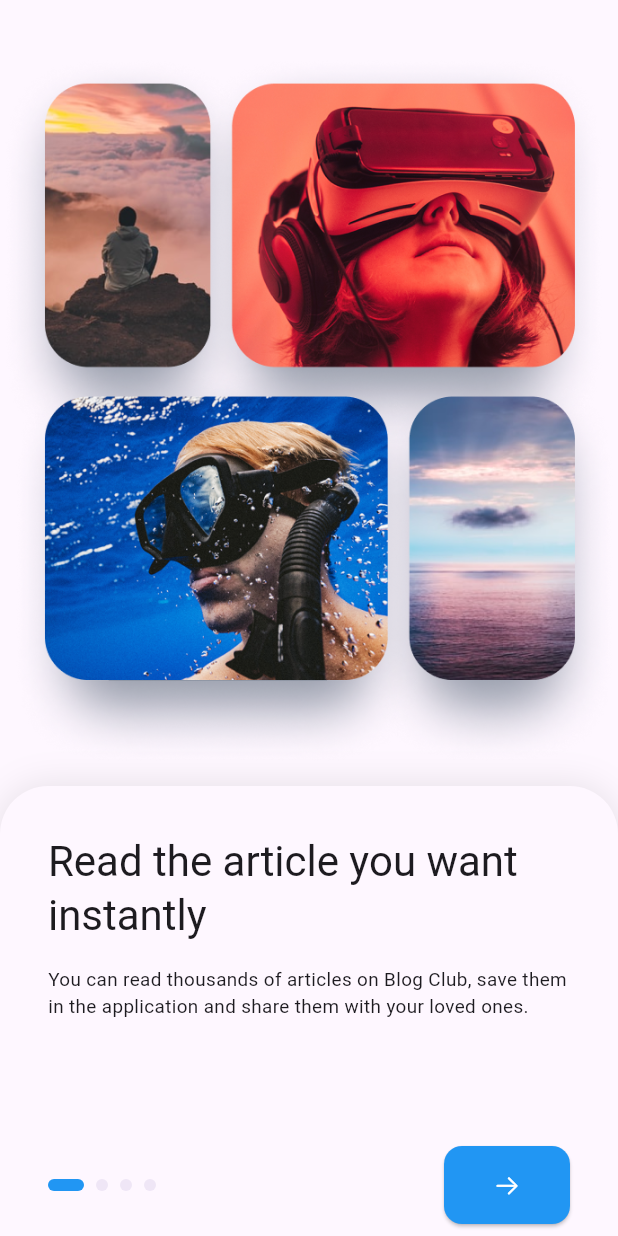
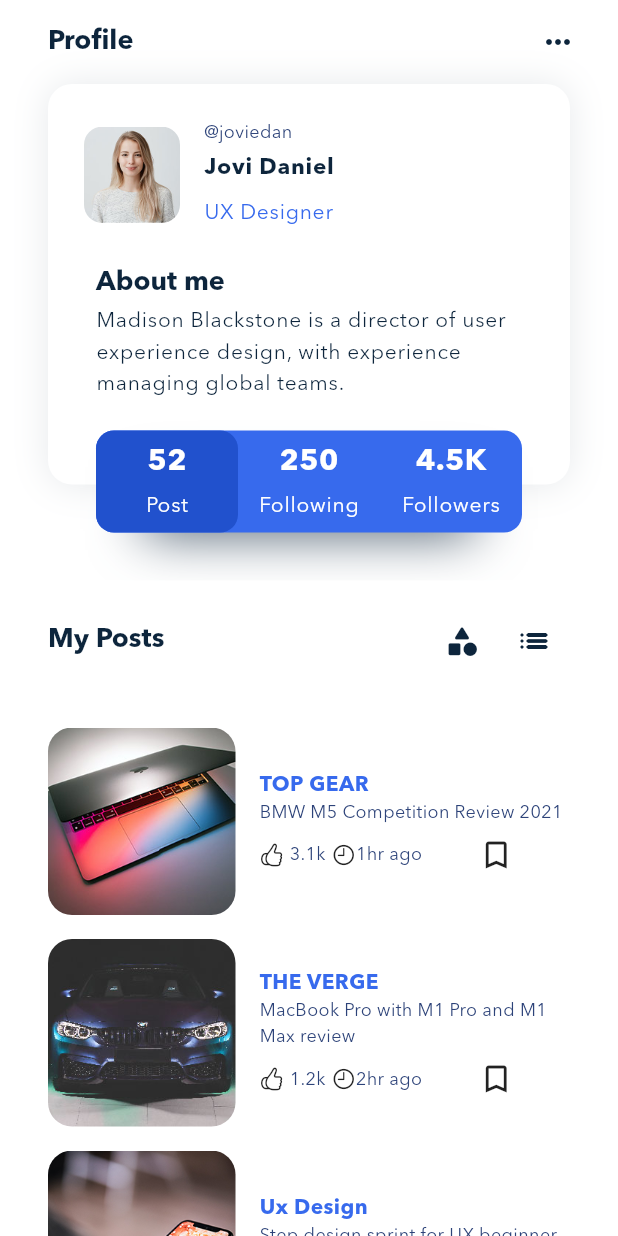
Before and after one commit to AmirhosseinBaghi/blog-club, a Flutter app: the screen it shows after launch, on a phone screen of 412 x 824 dp. Run offline on Flutter 3.47's test engine with Material 3 defaults, Android fonts, the phone set to English and light mode, and no system bars; drawn by our look-alikes of smooth_page_indicator; our stand-ins replace flutter_svg.

Commit message:
articleScreen and profileScreen and fix problems

```diff
--- a/lib/homepage.dart
+++ b/lib/homepage.dart
@@ -10,8 +10,9 @@ class MyHomeScreen extends StatelessWidget {
   Widget build(BuildContext context) {
     final stories = AppDatabase.stories;
     final category = AppDatabase.categories;
+    final post = AppDatabase.posts;
     return Scaffold(
-      bottomNavigationBar: bottomnav(),
+      bottomNavigationBar: const Bottomnav(),
       body: SafeArea(
         child: SingleChildScrollView(
           physics: const BouncingScrollPhysics(),
@@ -85,7 +86,7 @@ class MyHomeScreen extends StatelessWidget {
                 height: 350,
                 child: ListView.builder(
                   scrollDirection: Axis.horizontal,
-                  physics: ClampingScrollPhysics(),
+                  physics: const ClampingScrollPhysics(),
                   itemCount: category.length,
                   itemBuilder: (context, index) {
                     final Category = category[index];
@@ -96,7 +97,30 @@ class MyHomeScreen extends StatelessWidget {
                   },
                 ),
               ),
-              const PostItem(),
+               Row(
+          mainAxisAlignment: MainAxisAlignment.spaceBetween,
+          crossAxisAlignment: CrossAxisAlignment.center,
+          children: [
+            Padding(
+              padding: const EdgeInsets.only(left: 16),
+              child: Text(
+                'Latest News',
+                style: Theme.of(context).textTheme.headlineSmall,
+              ),
+            ),
+            Padding(
+              padding: const EdgeInsets.only(right: 8.0),
+              child: TextButton(
+                  onPressed: () {},
+                  child: const Text(
+                    'more',
+                    style: TextStyle(color: Colors.blue),
+                  )),
+            )
+          ],
+        ),
+              for(var i=0; i<post.length;i++)
+               PostItem(post: post[i] ),
 
             ],
           ),
@@ -177,40 +201,25 @@ class PostImage extends StatelessWidget {
 }
 
 class PostItem extends StatelessWidget {
-  const PostItem({super.key});
+
+   const PostItem({
+    super.key,
+    required this.post,
+  });
+
+  final PostData post;
 
   @override
   Widget build(BuildContext context) {
     final post = AppDatabase.posts;
     return Column(
       children: [
-        Row(
-          mainAxisAlignment: MainAxisAlignment.spaceBetween,
-          crossAxisAlignment: CrossAxisAlignment.center,
-          children: [
-            Padding(
-              padding: const EdgeInsets.only(left: 16),
-              child: Text(
-                'Latest News',
-                style: Theme.of(context).textTheme.headlineSmall,
-              ),
-            ),
-            Padding(
-              padding: const EdgeInsets.only(right: 8.0),
-              child: TextButton(
-                  onPressed: () {},
-                  child: Text(
-                    'more',
-                    style: TextStyle(color: Colors.blue),
-                  )),
-            )
-          ],
-        ),
-        SizedBox(
+
+        const SizedBox(
           height: 10,
         ),
         ListView.builder(
-          physics: ClampingScrollPhysics(),
+          physics: const ClampingScrollPhysics(),
           scrollDirection: Axis.vertical,
           itemExtent: 141,
           shrinkWrap: true,
@@ -218,7 +227,7 @@ class PostItem extends StatelessWidget {
           itemBuilder: (context, index) {
             final Post = post[index];
             return Container(
-              margin: EdgeInsets.fromLTRB(32, 8, 32, 8),
+              margin: const EdgeInsets.fromLTRB(32, 8, 32, 8),
               width: MediaQuery.of(context).size.width,
               height: 149,
               decoration: BoxDecoration(
@@ -230,7 +239,7 @@ class PostItem extends StatelessWidget {
                       borderRadius: BorderRadius.circular(16),
                       child: Image.asset(
                           'assets/img/posts/small/${Post.imageFileName}')),
-                          SizedBox(width: 16,),
+                          const SizedBox(width: 16,),
                     Expanded(
                     child: Column(
                       mainAxisAlignment: MainAxisAlignment.center,
@@ -238,20 +247,20 @@ class PostItem extends StatelessWidget {
                       children: [
                         Text(
                           Post.caption,
-                          style: TextStyle(
+                          style: const TextStyle(
                               fontSize: 14,
                               fontWeight: FontWeight.w700,
                               color: Color(0xff376AED)),
                         ),
                         Text(Post.title),
-                        SizedBox(height: 8,),
+                        const SizedBox(height: 8,),
                         Row(
                           children: [
-                            Icon(CupertinoIcons.hand_thumbsup,size: 16,),
-                            SizedBox(width: 4,),
+                            const Icon(CupertinoIcons.hand_thumbsup,size: 16,),
+                            const SizedBox(width: 4,),
                             Text(Post.likes),
-                            SizedBox(width: 4,),
-                            Icon(CupertinoIcons.clock, size: 16,),
+                            const SizedBox(width: 4,),
+                            const Icon(CupertinoIcons.clock, size: 16,),
                             Text(Post.time),
                             Expanded(child: Icon(Post.isBookmarked? Icons.bookmark: Icons.bookmark_border))
                           ],
--- a/lib/main.dart
+++ b/lib/main.dart
@@ -1,4 +1,6 @@
-import 'package:blog_club/splashscreen.dart';
+
+import 'package:blog_club/profile.dart';
+
 
 import 'package:flutter/material.dart';
 
@@ -15,52 +17,90 @@ class MyApp extends StatelessWidget {
   Widget build(BuildContext context) {
     const primaryTextColor = Color(0xff0D253C);
     const secondaryTextColor = Color(0xff2D4379);
+    const primaryColor = Color(0xff376AED);
+
     return MaterialApp(
       debugShowCheckedModeBanner: false,
       title: 'Flutter Demo',
-      theme: ThemeData(elevatedButtonTheme: const ElevatedButtonThemeData(
-        style: ButtonStyle(
-          iconColor: MaterialStatePropertyAll(Colors.white),
-          backgroundColor: MaterialStatePropertyAll(Colors.blue)
-        )
-      ),
-        primarySwatch: Colors.blue,
-        textTheme: const TextTheme(
-            headlineLarge: TextStyle(
+           theme: ThemeData(
+        textButtonTheme: TextButtonThemeData(
+            style: ButtonStyle(
+                textStyle: MaterialStateProperty.all(const TextStyle(
+          fontSize: 14,
+          fontWeight: FontWeight.w400,
+          fontFamily: defaultFontFamily,
+        )))),
+        colorScheme: const ColorScheme.light(
+            primary: primaryColor,
+            onPrimary: Colors.white,
+            onSurface: primaryTextColor,
+            background: Color(0xffFBFCFF),
+            surface: Colors.white,
+            onBackground: primaryTextColor),
+        appBarTheme: const AppBarTheme(
+          titleSpacing: 32,
+          backgroundColor: Color(0xffFBFCFF),
+          foregroundColor: primaryTextColor,
+        ),
+        snackBarTheme: const SnackBarThemeData(
+          backgroundColor: primaryColor,
+        ),
+        textTheme:  const TextTheme(
+            titleMedium: TextStyle(
+                fontFamily: defaultFontFamily,
+                color: secondaryTextColor,
+                fontWeight: FontWeight.w200,
+                fontSize: 18),
+            titleLarge: TextStyle(
                 fontFamily: defaultFontFamily,
                 fontWeight: FontWeight.bold,
+                fontSize: 18,
                 color: primaryTextColor),
-            titleMedium: TextStyle(
+            headlineMedium: TextStyle(
                 fontFamily: defaultFontFamily,
                 fontWeight: FontWeight.w700,
                 fontSize: 24,
                 color: primaryTextColor),
+            headlineSmall: TextStyle(
+                fontFamily: defaultFontFamily,
+                fontSize: 20,
+                fontWeight: FontWeight.w700,
+                color: primaryTextColor),
+            bodySmall: TextStyle(
+                fontFamily: defaultFontFamily,
+                fontWeight: FontWeight.w700,
+                color: Color(0xff7B8BB2),
+                fontSize: 10),
             titleSmall: TextStyle(
                 fontFamily: defaultFontFamily,
-                color: secondaryTextColor,
-                fontWeight: FontWeight.w200,
-                fontSize: 18),
-            bodySmall: TextStyle(
+                color: primaryTextColor,
+                fontWeight: FontWeight.w400,
+                fontSize: 14),
+            bodyLarge: TextStyle(
+                fontFamily: defaultFontFamily,
+                color: primaryTextColor,
+                fontSize: 14),
+            bodyMedium: TextStyle(
                 fontFamily: defaultFontFamily,
                 color: secondaryTextColor,
                 fontSize: 12)),
       ),
       // home: const MyHomeScreen(),
-      home: const SplashScreen(),
+      home: const ProfileScreen(),
     );
   }
 }
 
 
-class bottomnav extends StatelessWidget {
-  const bottomnav({super.key});
+class Bottomnav extends StatelessWidget {
+  const Bottomnav({super.key});
 
   @override
   Widget build(BuildContext context) {
     return BottomNavigationBar(
-      selectedItemColor: Color.fromARGB(255, 26, 123, 214),
-      items: [
-      BottomNavigationBarItem(
+      selectedItemColor: const Color.fromARGB(255, 26, 123, 214),
+      items: const[
+       BottomNavigationBarItem(
       icon: Icon(Icons.home_rounded),
       label: "home"
       ),
--- a/lib/onboarding.dart
+++ b/lib/onboarding.dart
@@ -5,7 +5,7 @@ import 'package:flutter/material.dart';
 import 'package:smooth_page_indicator/smooth_page_indicator.dart';
 
 class OnBoardingScreen extends StatefulWidget {
-  const OnBoardingScreen({Key? key}) : super(key: key);
+  const OnBoardingScreen({super.key});
 
   @override
   State<OnBoardingScreen> createState() => _OnBoardingScreenState();
@@ -70,7 +70,7 @@ class _OnBoardingScreenState extends State<OnBoardingScreen> {
                             children: [
                               Text(
                                 items[index].title,
-                                style: themeData.textTheme.headline4,
+                                style: themeData.textTheme.headlineMedium,
                               ),
                               const SizedBox(
                                 height: 16,
@@ -107,11 +107,10 @@ class _OnBoardingScreenState extends State<OnBoardingScreen> {
                           onPressed: () {
                            if(page == items.length-1){
                             Navigator.of(context).pushReplacement(MaterialPageRoute(builder: (context) {
-                              return auth();
-                              // auth();
+                              return const Auth();
                             }, ));
                            }else{
-                            _pageController.animateToPage(page+1, duration: Duration(milliseconds: 500), curve: Curves.decelerate);
+                            _pageController.animateToPage(page+1, duration: const Duration(milliseconds: 500), curve: Curves.decelerate);
                            }
                           },
                           style: ButtonStyle(
--- /dev/null
+++ b/lib/profile.dart
@@ -0,0 +1,273 @@
+
+import 'package:blog_club/data.dart';
+import 'package:blog_club/homepage.dart';
+import 'package:flutter/material.dart';
+
+class ProfileScreen extends StatelessWidget {
+  const ProfileScreen({super.key});
+
+  @override
+  Widget build(BuildContext context) {
+    final themeData = Theme.of(context);
+    final posts = AppDatabase.posts;
+    return Scaffold(
+      body: SafeArea(
+        child: SingleChildScrollView(
+          physics: const BouncingScrollPhysics(),
+          child: Column(
+            crossAxisAlignment: CrossAxisAlignment.start,
+            children: [
+              AppBar(
+                elevation: 0,
+                backgroundColor:
+                    themeData.colorScheme.background.withOpacity(0),
+                title: const Text('Profile'),
+                actions: [
+                  IconButton(
+                    icon: const Icon(Icons.more_horiz_rounded),
+                    onPressed: () {},
+                  ),
+                  const SizedBox(
+                    width: 16,
+                  ),
+                ],
+              ),
+              Stack(
+                children: [
+                  Container(
+                    margin: const EdgeInsets.fromLTRB(32, 0, 32, 64),
+                    decoration: BoxDecoration(
+                        borderRadius: BorderRadius.circular(16),
+                        color: themeData.colorScheme.surface,
+                        boxShadow: [
+                          BoxShadow(
+                            blurRadius: 20,
+                            color: themeData.colorScheme.onBackground
+                                .withOpacity(0.1),
+                          ),
+                        ]),
+                    child: Column(
+                      crossAxisAlignment: CrossAxisAlignment.start,
+                      children: [
+                        Padding(
+                          padding: const EdgeInsets.fromLTRB(24, 24, 24, 24),
+                          child: Row(
+                            children: [
+                              ClipRRect(
+                                  borderRadius: BorderRadius.circular(12),
+                                  child: Image.asset('assets/img/stories/story_4.jpg',width: 64,height: 64,)),
+                              const SizedBox(
+                                width: 16,
+                              ),
+                              Expanded(
+                                child: Column(
+                                  crossAxisAlignment: CrossAxisAlignment.start,
+                                  children: [
+                                    const Text('@joviedan'),
+                                    const SizedBox(
+                                      height: 4,
+                                    ),
+                                    Text(
+                                      'Jovi Daniel',
+                                      style: Theme.of(context)
+                                          .textTheme
+                                          .bodyLarge!
+                                          .copyWith(
+                                              fontWeight: FontWeight.w700,
+                                              fontSize: 15),
+                                    ),
+                                    const SizedBox(
+                                      height: 8,
+                                    ),
+                                    Text(
+                                      'UX Designer',
+                                      style: Theme.of(context)
+                                          .textTheme
+                                          .bodyLarge!
+                                          .apply(
+                                              color: themeData
+                                                  .colorScheme.primary),
+                                    ),
+                                  ],
+                                ),
+                              )
+                            ],
+                          ),
+                        ),
+                        Padding(
+                          padding: const EdgeInsets.fromLTRB(32, 0, 32, 0),
+                          child: Text(
+                            'About me',
+                            style: themeData.textTheme.titleLarge,
+                          ),
+                        ),
+                        Padding(
+                          padding: const EdgeInsets.fromLTRB(32, 4, 32, 32),
+                          child: Text(
+                            'Madison Blackstone is a director of user experience design, with experience managing global teams.',
+                            style: themeData.textTheme.bodyLarge!
+                                .copyWith(fontWeight: FontWeight.w200),
+                          ),
+                        ),
+                        const SizedBox(
+                          height: 24,
+                        ),
+                      ],
+                    ),
+                  ),
+                  Positioned(
+                      bottom: 32,
+                      left: 96,
+                      right: 96,
+                      child: Container(
+                        height: 32,
+                        decoration: BoxDecoration(boxShadow: [
+                          BoxShadow(
+                              blurRadius: 30,
+                              color: themeData.colorScheme.onBackground
+                                  .withOpacity(0.8)),
+                        ]),
+                      )),
+                  Positioned(
+                      bottom: 32,
+                      left: 64,
+                      right: 64,
+                      child: Container(
+                        height: 68,
+                        decoration: BoxDecoration(
+                            color: themeData.colorScheme.primary,
+                            borderRadius: BorderRadius.circular(12)),
+                        child: Row(
+                          children: [
+                            Expanded(
+                              flex: 1,
+                              child: Container(
+                                decoration: BoxDecoration(
+                                    color: const Color(0xff2151CD),
+                                    borderRadius: BorderRadius.circular(12)),
+                                child: Column(
+                                  mainAxisAlignment: MainAxisAlignment.center,
+                                  children: [
+                                    Text(
+                                      '52',
+                                      style: TextStyle(
+                                          fontSize: 20,
+                                          fontWeight: FontWeight.bold,
+                                          color:
+                                              themeData.colorScheme.onPrimary),
+                                    ),
+                                    const SizedBox(
+                                      height: 4,
+                                    ),
+                                    Text(
+                                      'Post',
+                                      style: themeData.textTheme.bodyLarge!
+                                          .copyWith(
+                                        fontWeight: FontWeight.w200,
+                                        color: themeData.colorScheme.onPrimary,
+                                      ),
+                                    ),
+                                  ],
+                                ),
+                              ),
+                            ),
+                            Expanded(
+                              flex: 1,
+                              child: Column(
+                                mainAxisAlignment: MainAxisAlignment.center,
+                                children: [
+                                  Text(
+                                    '250',
+                                    style: TextStyle(
+                                        fontSize: 20,
+                                        fontWeight: FontWeight.bold,
+                                        color: themeData.colorScheme.onPrimary),
+                                  ),
+                                  const SizedBox(
+                                    height: 4,
+                                  ),
+                                  Text(
+                                    'Following',
+                                    style:
+                                        themeData.textTheme.bodyLarge!.copyWith(
+                                      fontWeight: FontWeight.w200,
+                                      color: themeData.colorScheme.onPrimary,
+                                    ),
+                                  ),
+                                ],
+                              ),
+                            ),
+                            Expanded(
+                              flex: 1,
+                              child: Column(
+                                mainAxisAlignment: MainAxisAlignment.center,
+                                children: [
+                                  Text(
+                                    '4.5K',
+                                    style: TextStyle(
+                                        fontSize: 20,
+                                        fontWeight: FontWeight.bold,
+                                        color: themeData.colorScheme.onPrimary),
+                                  ),
+                                  const SizedBox(
+                                    height: 4,
+                                  ),
+                                  Text(
+                                    'Followers',
+                                    style:
+                                        themeData.textTheme.bodyLarge!.copyWith(
+                                      fontWeight: FontWeight.w200,
+                                      color: themeData.colorScheme.onPrimary,
+                                    ),
+                                  ),
+                                ],
+                              ),
+                            ),
+                          ],
+                        ),
+                      )),
+                ],
+              ),
+              Container(
+                decoration: BoxDecoration(
+                  color: themeData.colorScheme.surface,
+                  borderRadius: const BorderRadius.only(
+                    topLeft: Radius.circular(32),
+                    topRight: Radius.circular(32),
+                  ),
+                ),
+                child: Column(
+                  children: [
+                    Padding(
+                      padding: const EdgeInsets.fromLTRB(32, 16, 32, 16),
+                      child: Row(
+                        crossAxisAlignment: CrossAxisAlignment.center,
+                        children: [
+                          Expanded(
+                            child: Text(
+                              'My Posts',
+                              style: themeData.textTheme.titleLarge,
+                            ),
+                          ),
+                          IconButton(
+                            onPressed: () {},
+                            icon: const Icon(Icons.category_rounded),
+                          ),
+                          IconButton(
+                            onPressed: () {},
+                            icon: const Icon(Icons.list_rounded),
+                          ),
+                        ],
+                      ),
+                    ),
+                    for (var i = 0; i < posts.length; i++) PostItem(post: posts[i]),
+                  ],
+                ),
+              ),
+            ],
+          ),
+        ),
+      ),
+    );
+  }
+}
--- a/pubspec.yaml
+++ b/pubspec.yaml
@@ -65,6 +65,7 @@ flutter:
     - assets/img/icons/
     - assets/img/posts/large/
     - assets/img/posts/small/
+    - assets/img/posts/article/
     - assets/img/stories/
     - assets/img/background/
 
```
Also changed, not shown: lib/article.dart (added, +135 -0 lines), lib/auth.dart (+25 -25 lines), assets/img/posts/article/Thumbs.svg (added), assets/img/posts/article/single_post.png (added), pubspec.lock.
